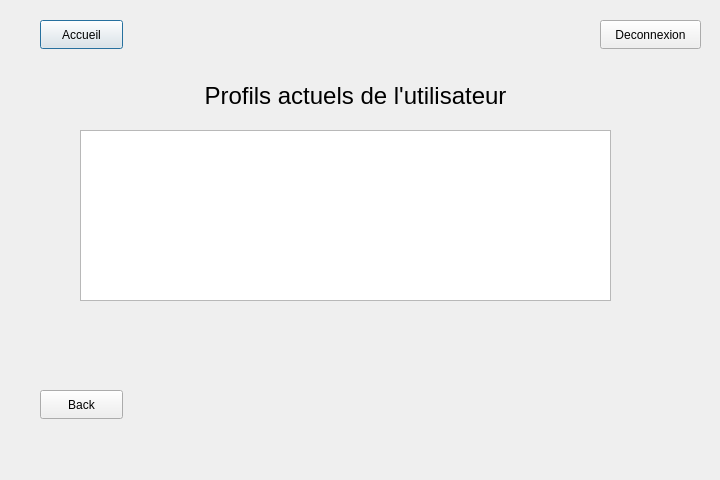
HenriSalard/QT_TP1, file profils_manager.ui: the form before one commit.
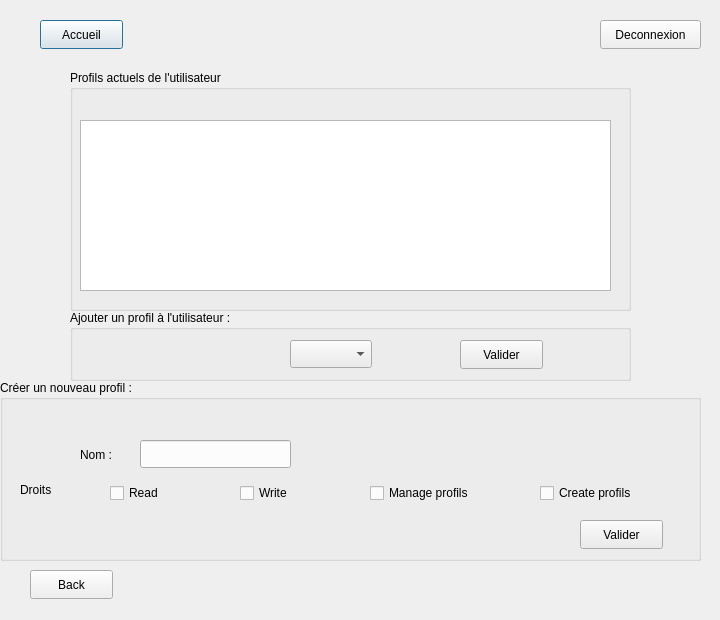
The form after the commit.

```diff
--- a/profils_manager.ui
+++ b/profils_manager.ui
@@ -7,43 +7,12 @@
     <x>0</x>
     <y>0</y>
     <width>720</width>
-    <height>480</height>
+    <height>620</height>
    </rect>
   </property>
   <property name="windowTitle">
    <string>Dialog</string>
   </property>
-  <widget class="QTableWidget" name="tableWidget">
-   <property name="geometry">
-    <rect>
-     <x>80</x>
-     <y>130</y>
-     <width>531</width>
-     <height>171</height>
-    </rect>
-   </property>
-  </widget>
-  <widget class="QLabel" name="label">
-   <property name="geometry">
-    <rect>
-     <x>-10</x>
-     <y>70</y>
-     <width>731</width>
-     <height>51</height>
-    </rect>
-   </property>
-   <property name="font">
-    <font>
-     <pointsize>18</pointsize>
-    </font>
-   </property>
-   <property name="text">
-    <string>Profils actuels de l'utilisateur</string>
-   </property>
-   <property name="alignment">
-    <set>Qt::AlignCenter</set>
-   </property>
-  </widget>
   <widget class="QPushButton" name="accueilButton">
    <property name="geometry">
     <rect>
@@ -73,8 +42,8 @@
   <widget class="QPushButton" name="backButton">
    <property name="geometry">
     <rect>
-     <x>40</x>
-     <y>390</y>
+     <x>30</x>
+     <y>570</y>
      <width>83</width>
      <height>29</height>
     </rect>
@@ -83,6 +52,179 @@
     <string>Back</string>
    </property>
   </widget>
+  <widget class="QComboBox" name="comboBox">
+   <property name="geometry">
+    <rect>
+     <x>290</x>
+     <y>340</y>
+     <width>82</width>
+     <height>28</height>
+    </rect>
+   </property>
+  </widget>
+  <widget class="QPushButton" name="changeButton">
+   <property name="geometry">
+    <rect>
+     <x>460</x>
+     <y>340</y>
+     <width>83</width>
+     <height>29</height>
+    </rect>
+   </property>
+   <property name="text">
+    <string>Valider</string>
+   </property>
+  </widget>
+  <widget class="QCheckBox" name="createCB">
+   <property name="geometry">
+    <rect>
+     <x>540</x>
+     <y>480</y>
+     <width>131</width>
+     <height>26</height>
+    </rect>
+   </property>
+   <property name="text">
+    <string>Create profils</string>
+   </property>
+  </widget>
+  <widget class="QCheckBox" name="manageCB">
+   <property name="geometry">
+    <rect>
+     <x>370</x>
+     <y>480</y>
+     <width>131</width>
+     <height>26</height>
+    </rect>
+   </property>
+   <property name="text">
+    <string>Manage profils</string>
+   </property>
+  </widget>
+  <widget class="QCheckBox" name="readCB">
+   <property name="geometry">
+    <rect>
+     <x>110</x>
+     <y>480</y>
+     <width>93</width>
+     <height>26</height>
+    </rect>
+   </property>
+   <property name="text">
+    <string>Read</string>
+   </property>
+  </widget>
+  <widget class="QCheckBox" name="writeCB">
+   <property name="geometry">
+    <rect>
+     <x>240</x>
+     <y>480</y>
+     <width>93</width>
+     <height>26</height>
+    </rect>
+   </property>
+   <property name="text">
+    <string>Write</string>
+   </property>
+  </widget>
+  <widget class="QPushButton" name="newButton">
+   <property name="geometry">
+    <rect>
+     <x>580</x>
+     <y>520</y>
+     <width>83</width>
+     <height>29</height>
+    </rect>
+   </property>
+   <property name="text">
+    <string>Valider</string>
+   </property>
+  </widget>
+  <widget class="QLabel" name="label_4">
+   <property name="geometry">
+    <rect>
+     <x>80</x>
+     <y>445</y>
+     <width>63</width>
+     <height>20</height>
+    </rect>
+   </property>
+   <property name="text">
+    <string>Nom :</string>
+   </property>
+  </widget>
+  <widget class="QLineEdit" name="nameEdit">
+   <property name="geometry">
+    <rect>
+     <x>140</x>
+     <y>440</y>
+     <width>151</width>
+     <height>28</height>
+    </rect>
+   </property>
+  </widget>
+  <widget class="QLabel" name="label_5">
+   <property name="geometry">
+    <rect>
+     <x>20</x>
+     <y>480</y>
+     <width>63</width>
+     <height>20</height>
+    </rect>
+   </property>
+   <property name="text">
+    <string>Droits</string>
+   </property>
+  </widget>
+  <widget class="QGroupBox" name="groupBox">
+   <property name="geometry">
+    <rect>
+     <x>70</x>
+     <y>70</y>
+     <width>561</width>
+     <height>241</height>
+    </rect>
+   </property>
+   <property name="title">
+    <string>Profils actuels de l'utilisateur</string>
+   </property>
+   <widget class="QTableWidget" name="tableWidget">
+    <property name="geometry">
+     <rect>
+      <x>10</x>
+      <y>50</y>
+      <width>531</width>
+      <height>171</height>
+     </rect>
+    </property>
+   </widget>
+  </widget>
+  <widget class="QGroupBox" name="groupBox_2">
+   <property name="geometry">
+    <rect>
+     <x>70</x>
+     <y>310</y>
+     <width>561</width>
+     <height>71</height>
+    </rect>
+   </property>
+   <property name="title">
+    <string>Ajouter un profil à l'utilisateur :</string>
+   </property>
+  </widget>
+  <widget class="QGroupBox" name="groupBox_3">
+   <property name="geometry">
+    <rect>
+     <x>0</x>
+     <y>380</y>
+     <width>701</width>
+     <height>181</height>
+    </rect>
+   </property>
+   <property name="title">
+    <string>Créer un nouveau profil :</string>
+   </property>
+  </widget>
  </widget>
  <resources/>
  <connections/>
```
